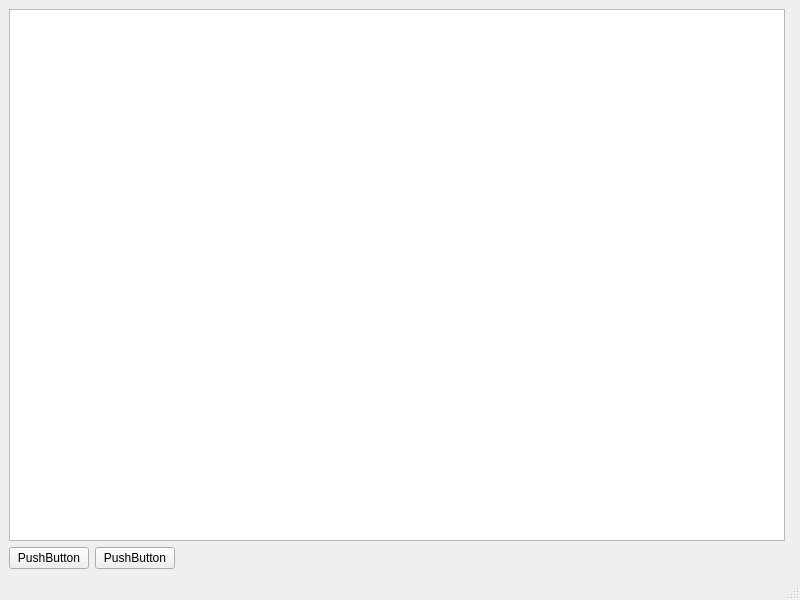
First picture: the form in Worksheet_6/Project/mainwindow.ui, repository FolaECE/2025_20672021, before the edit.
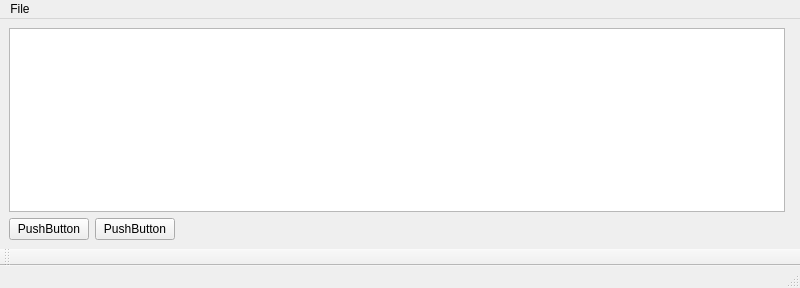
Second picture: the form after the edit.

Commit message: Completed Worksheet 6 Exercise 6

Patch:
```diff
--- a/Worksheet_6/Project/mainwindow.ui
+++ b/Worksheet_6/Project/mainwindow.ui
@@ -7,14 +7,14 @@
     <x>0</x>
     <y>0</y>
     <width>800</width>
-    <height>600</height>
+    <height>288</height>
    </rect>
   </property>
   <property name="windowTitle">
    <string>MainWindow</string>
   </property>
   <widget class="QWidget" name="centralwidget">
-   <layout class="QVBoxLayout" name="verticalLayout_2">
+   <layout class="QHBoxLayout" name="horizontalLayout_3">
     <item>
      <layout class="QVBoxLayout" name="verticalLayout">
       <item>
@@ -68,11 +68,40 @@
      <x>0</x>
      <y>0</y>
      <width>800</width>
-     <height>18</height>
+     <height>22</height>
     </rect>
    </property>
+   <widget class="QMenu" name="menuFile_2">
+    <property name="title">
+     <string>File</string>
+    </property>
+    <addaction name="actionOpen_File"/>
+   </widget>
+   <addaction name="menuFile_2"/>
   </widget>
   <widget class="QStatusBar" name="statusbar"/>
+  <widget class="QToolBar" name="toolBar">
+   <property name="windowTitle">
+    <string>toolBar</string>
+   </property>
+   <attribute name="toolBarArea">
+    <enum>BottomToolBarArea</enum>
+   </attribute>
+   <attribute name="toolBarBreak">
+    <bool>false</bool>
+   </attribute>
+  </widget>
+  <action name="actionOpen_File">
+   <property name="text">
+    <string>Open File</string>
+   </property>
+   <property name="toolTip">
+    <string>Open File</string>
+   </property>
+   <property name="menuRole">
+    <enum>QAction::MenuRole::NoRole</enum>
+   </property>
+  </action>
  </widget>
  <resources/>
  <connections/>
```
The commit also changes 2 other files.
